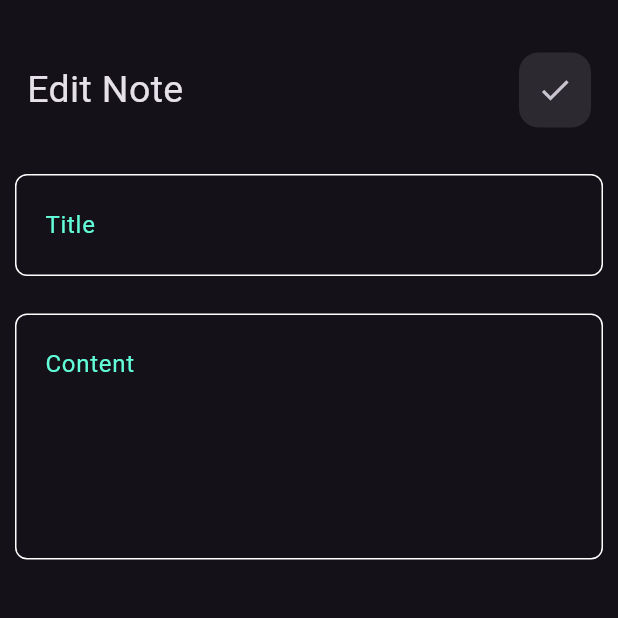
After one commit to ahmed9658/notes_app2, a Flutter app: the screen it shows after launch, after a tap on "Flutter Tips", on a phone screen of 412 x 824 dp, the top half of it. The commit adds this screen. Run offline on Flutter 3.47's test engine with Material 3 defaults, Android fonts, the phone set to English and light mode, and no system bars.

Commit message:
create bottom sheet and edit note view

```diff
--- a/lib/views/home_view.dart
+++ b/lib/views/home_view.dart
@@ -1,4 +1,5 @@
 import 'package:flutter/material.dart';
+import 'package:notes2/views/note_edit_view.dart';
 
 class home_view extends StatelessWidget {
   const home_view({super.key});
@@ -6,16 +7,143 @@ class home_view extends StatelessWidget {
   @override
   Widget build(BuildContext context) {
     return Scaffold(
-      body: Column(
+      floatingActionButton: FloatingActionButton(
+        onPressed: () {
+          showModalBottomSheet(
+              shape: RoundedRectangleBorder(
+                  borderRadius: BorderRadius.circular(16)),
+              context: context,
+              builder: (context) {
+                return bottom_sheet();
+              });
+        },
+        child: const Icon(Icons.add),
+      ),
+      body: const Column(
+        children: [
+          custom_appbar(title: 'Notes', icon: Icon(Icons.search),),
+          custom_note_list(),
+        ],
+      ),
+    );
+  }
+}
+
+class bottom_sheet extends StatelessWidget {
+  const bottom_sheet({super.key});
+
+  @override
+  Widget build(BuildContext context) {
+    return SingleChildScrollView(
+      child: Column(
         children: [
           Padding(
-            padding: const EdgeInsets.symmetric(horizontal: 13.0, vertical: 30),
+            padding: const EdgeInsets.symmetric(horizontal: 10, vertical: 25),
+            child: TextField(
+              decoration: InputDecoration(
+                contentPadding:
+                    EdgeInsets.symmetric(horizontal: 16, vertical: 22),
+                hintText: 'Title',
+                hintStyle: TextStyle(color: Color(0xff63FFDA)),
+                border:
+                    OutlineInputBorder(borderRadius: BorderRadius.circular(10)),
+                enabledBorder: OutlineInputBorder(
+                    borderRadius: BorderRadius.circular(8),
+                    borderSide: BorderSide(
+                      color: Colors.white,
+                    )),
+              ),
+            ),
+          ),
+          Padding(
+            padding: const EdgeInsets.symmetric(horizontal: 10),
+            child: TextField(
+              maxLines: 5,
+              decoration: InputDecoration(
+                contentPadding:
+                    EdgeInsets.symmetric(horizontal: 16, vertical: 22),
+                hintText: 'Content',
+                hintStyle: TextStyle(
+                  color: Color(
+                    0xff63FFDA,
+                  ),
+                ),
+                border:
+                    OutlineInputBorder(borderRadius: BorderRadius.circular(10)),
+                enabledBorder: OutlineInputBorder(
+                    borderRadius: BorderRadius.circular(8),
+                    borderSide: BorderSide(
+                      color: Colors.white,
+                    )),
+              ),
+            ),
+          ),
+          Padding(
+            padding: const EdgeInsets.symmetric(horizontal: 9.0, vertical: 25),
+            child: Container(
+              child: Center(
+                child: Text(
+                  'Add',
+                  style: TextStyle(
+                      color: Colors.black,
+                      fontSize: 19,
+                      fontFamily: 'poppins',
+                      fontWeight: FontWeight.w600),
+                ),
+              ),
+              decoration: BoxDecoration(
+                borderRadius: BorderRadius.circular(12),
+                color: Color(
+                  0xff63FFDA,
+                ),
+              ),
+              height: 55,
+            ),
+          )
+        ],
+      ),
+    );
+  }
+}
+
+class custom_note_list extends StatelessWidget {
+  const custom_note_list({
+    super.key,
+  });
+
+  @override
+  Widget build(BuildContext context) {
+    return Expanded(
+      child: ListView.separated(
+          physics: const BouncingScrollPhysics(),
+          itemBuilder: (context, i) => const custom_note(),
+          separatorBuilder: (context, i) => const SizedBox(
+                height: 22,
+              ),
+          itemCount: 10),
+    );
+  }
+}
+
+class custom_appbar extends StatelessWidget {
+  const custom_appbar({
+    required this.icon,required this.title,
+    super.key,
+  });
+
+  final String title;
+  final Icon icon;
+  @override
+  Widget build(BuildContext context) {
+    return Padding(
+      padding:
+          const EdgeInsets.only(right: 18.0, left: 18.0, top: 35, bottom: 6),
       child: Row(
         mainAxisAlignment: MainAxisAlignment.spaceBetween,
         children: [
            Text(
-                  'Notes',
-                  style: TextStyle(fontSize: 25),
+            title,
+            style: const TextStyle(fontSize: 25),
           ),
           Container(
             height: 50,
@@ -24,22 +152,44 @@ class home_view extends StatelessWidget {
                 color: Colors.white.withOpacity(0.1)),
             child: IconButton(
               onPressed: () {},
-                        icon: Icon(
-                          Icons.search,
-                        )))
+              icon: icon
+            ),
+          ),
         ],
       ),
+    );
+  }
+}
+
+class custom_note extends StatelessWidget {
+  const custom_note({
+    super.key,
+  });
+
+  @override
+  Widget build(BuildContext context) {
+    return Padding(
+      padding: const EdgeInsets.symmetric(horizontal: 16.0),
+      child: GestureDetector(
+        onTap: () {
+          Navigator.push(
+            context,
+            MaterialPageRoute(
+              builder: (context) { return edit_note();},
             ),
-          Padding(
-            padding: const EdgeInsets.symmetric(horizontal:13.0),
+          );
+        },
         child: Container(
-              padding: EdgeInsets.symmetric(vertical: 32,horizontal: 22),
+          padding: const EdgeInsets.symmetric(vertical: 32, horizontal: 22),
+          decoration: BoxDecoration(
+              borderRadius: BorderRadius.circular(13),
+              color: const Color(0xffFFCD7A)),
           child: Column(
             crossAxisAlignment: CrossAxisAlignment.end,
             children: [
               ListTile(
-                    contentPadding: EdgeInsets.all(0),
-                    title: Text(
+                contentPadding: const EdgeInsets.all(0),
+                title: const Text(
                   'Flutter Tips',
                   style: TextStyle(
                       fontFamily: 'poppins',
@@ -48,7 +198,7 @@ class home_view extends StatelessWidget {
                       color: Colors.black),
                 ),
                 subtitle: Padding(
-                      padding: const EdgeInsets.symmetric(vertical:15.0),
+                  padding: const EdgeInsets.symmetric(vertical: 15.0),
                   child: Text(
                     'Build Your carrier with tharwat samy',
                     style: TextStyle(
@@ -61,14 +211,15 @@ class home_view extends StatelessWidget {
                 ),
                 trailing: IconButton(
                   onPressed: () {},
-                        icon: Icon(
+                  icon: const Icon(
                     Icons.delete,
                     color: Colors.black,
                     size: 30,
                   ),
                 ),
               ),
-                  Text('May 21,2022',
+              Text(
+                'May 21,2022',
                 style: TextStyle(
                   color: Colors.black.withOpacity(0.4),
                   fontFamily: 'poppins',
@@ -77,12 +228,7 @@ class home_view extends StatelessWidget {
               )
             ],
           ),
-              decoration: BoxDecoration(
-                  borderRadius: BorderRadius.circular(13),
-                  color: Color(0xffFFCD7A)),
         ),
-          )
-        ],
       ),
     );
   }
--- /dev/null
+++ b/lib/views/note_edit_view.dart
@@ -0,0 +1,58 @@
+import 'package:flutter/material.dart';
+import 'package:notes2/views/home_view.dart';
+
+class edit_note extends StatelessWidget {
+  const edit_note({super.key});
+
+  @override
+  Widget build(BuildContext context) {
+    return Scaffold(
+      body: Column(
+        children: [
+          custom_appbar(title: 'Edit Note', icon: Icon(Icons.check),),
+          Padding(
+            padding: const EdgeInsets.symmetric(horizontal: 10, vertical: 25),
+            child: TextField(
+              decoration: InputDecoration(
+                contentPadding:
+                    EdgeInsets.symmetric(horizontal: 16, vertical: 22),
+                hintText: 'Title',
+                hintStyle: TextStyle(color: Color(0xff63FFDA)),
+                border:
+                    OutlineInputBorder(borderRadius: BorderRadius.circular(10)),
+                enabledBorder: OutlineInputBorder(
+                    borderRadius: BorderRadius.circular(8),
+                    borderSide: BorderSide(
+                      color: Colors.white,
+                    )),
+              ),
+            ),
+          ),
+          Padding(
+            padding: const EdgeInsets.symmetric(horizontal: 10),
+            child: TextField(
+              maxLines: 5,
+              decoration: InputDecoration(
+                contentPadding:
+                    EdgeInsets.symmetric(horizontal: 16, vertical: 22),
+                hintText: 'Content',
+                hintStyle: TextStyle(
+                  color: Color(
+                    0xff63FFDA,
+                  ),
+                ),
+                border:
+                    OutlineInputBorder(borderRadius: BorderRadius.circular(10)),
+                enabledBorder: OutlineInputBorder(
+                    borderRadius: BorderRadius.circular(8),
+                    borderSide: BorderSide(
+                      color: Colors.white,
+                    )),
+              ),
+            ),
+          ),
+        ],
+      ),
+    );
+  }
+}
```
Lines whose indentation alone changed are shown as unchanged.
